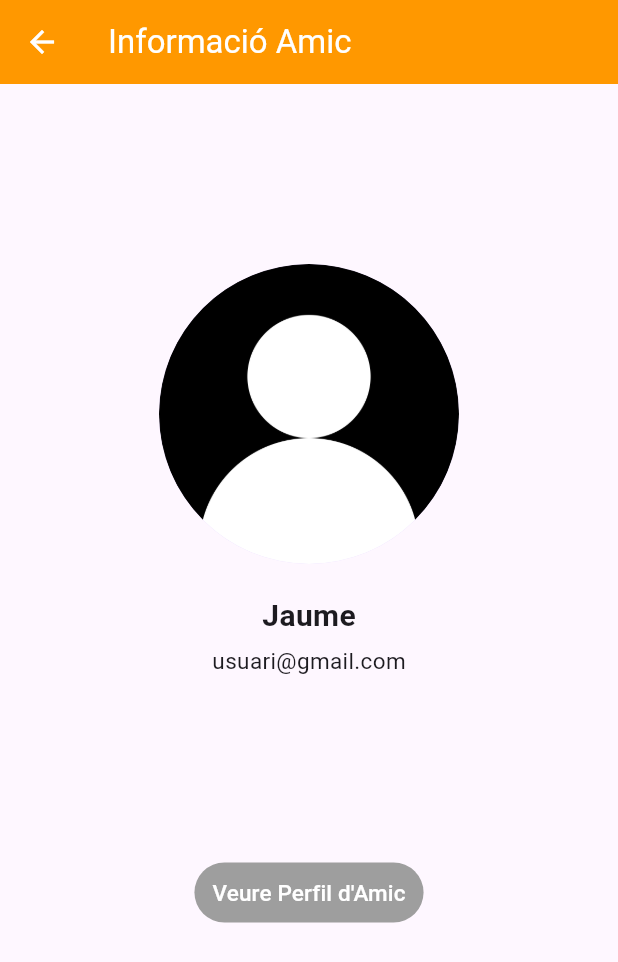
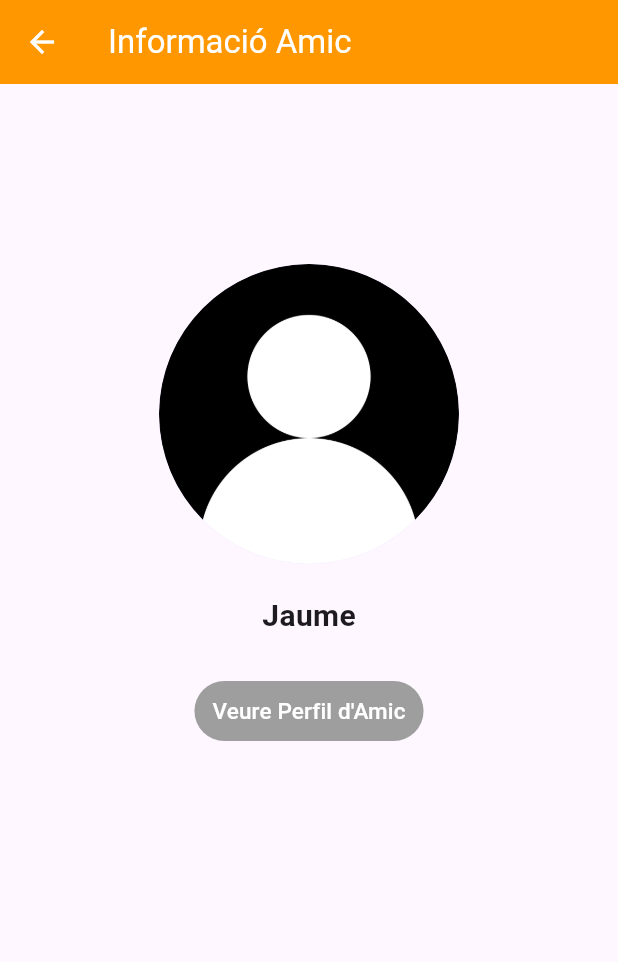
Before and after one commit to pes2324q2-gei-upc/CulturApp, a Flutter app: the InfoAmicScreen screen opened directly with sample values from the repository, on a phone screen of 412 x 824 dp. Shown: the top 962 px of the screen. Run offline on Flutter 3.47's test engine with Material 3 defaults, Android fonts, the phone set to English and light mode, and no system bars; our stand-ins replace cloud_firestore, firebase_auth, firebase_core, google_maps_flutter, google_nav_bar, hive and 2 more; accounts and stored records are empty; network calls fail; statements that could not run were skipped.

Commit message:
email tret

```diff
--- a/culturapp/lib/presentacio/screens/xats/amics/info_amic.dart
+++ b/culturapp/lib/presentacio/screens/xats/amics/info_amic.dart
@@ -1,4 +1,3 @@
-import "package:culturapp/domain/models/grup.dart";
 import "package:culturapp/domain/models/usuari.dart";
 import "package:culturapp/presentacio/controlador_presentacio.dart";
 import "package:flutter/material.dart";
@@ -42,7 +41,6 @@ class _InfoAmicScreen extends State<InfoAmicScreen> {
               ),
               _buildImatge(),
               _buildNom(),
-              _buildEmail(),
               const SizedBox(
                 height: 20.0,
               ),
@@ -85,24 +83,12 @@ class _InfoAmicScreen extends State<InfoAmicScreen> {
 
   Widget _buildNom() {
     return Container(
-      padding: EdgeInsets.only(top: 20.0, bottom: 5.0),
+      padding: const EdgeInsets.only(top: 20.0, bottom: 5.0),
       child: Text(
         _usuari.nom,
         style: const TextStyle(
           fontSize: 20.0,
           fontWeight: FontWeight.bold,
-        ),
-      ),
-    );
-  }
-
-  Widget _buildEmail() {
-    return Padding(
-      padding: const EdgeInsets.only(bottom: 100.0),
-      child: Text(
-        _usuari.email,
-        style: const TextStyle(
-          fontSize: 15.0,
         ),
       ),
     );
```
